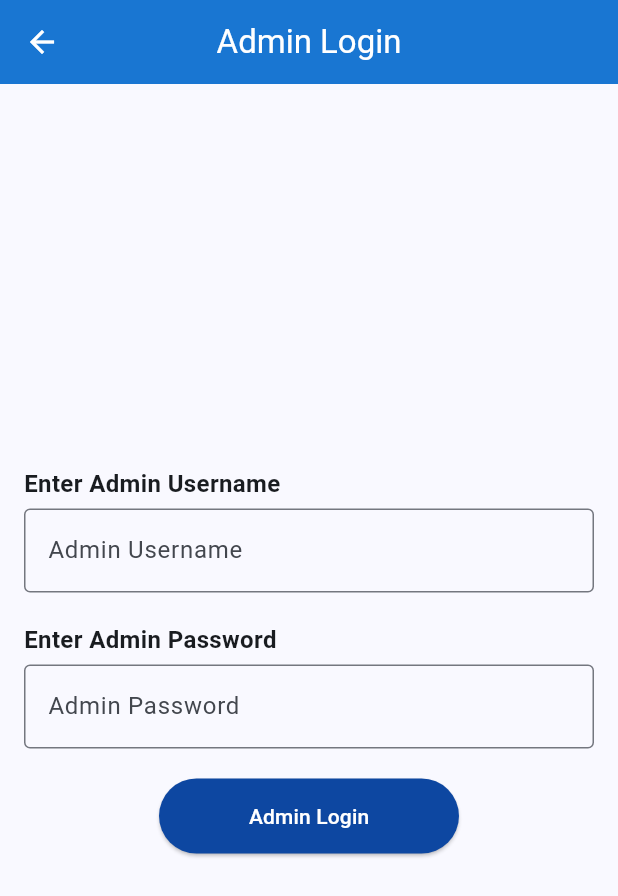
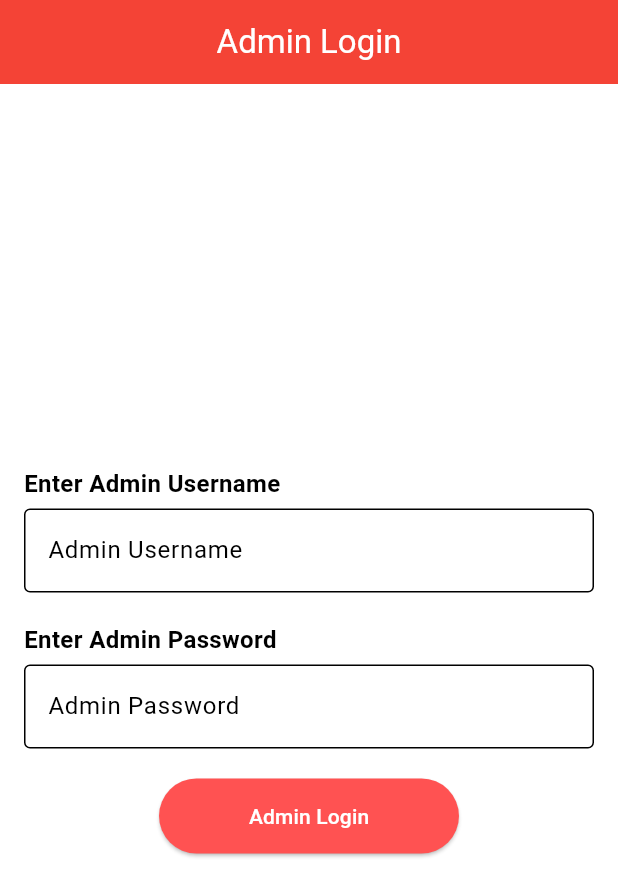
Before and after one commit to lakshannaveen/evotemobile, a Flutter app: the AdminLoginPage screen opened by its route, on a phone screen of 412 x 824 dp. Shown: the top 896 px of the screen. Run offline on Flutter 3.47's test engine with Material 3 defaults, Android fonts, the phone set to English and light mode, and no system bars.

Commit message:
admin page deisgned add
admin login designed add and theme dart file add admin theme

```diff
--- a/lib/config/theme.dart
+++ b/lib/config/theme.dart
@@ -22,4 +22,42 @@ class AppTheme {
       ),
     );
   }
+
+  // Admin Theme
+  static ThemeData get adminTheme {
+    return ThemeData(
+      colorScheme: ColorScheme.fromSeed(seedColor: Colors.red),
+      useMaterial3: true,
+      scaffoldBackgroundColor: Colors.white, // White background for admin
+      appBarTheme: const AppBarTheme(
+        backgroundColor: Colors.red, // Red app bar
+        foregroundColor: Colors.white,
+      ),
+      buttonTheme: const ButtonThemeData(
+        buttonColor: Colors.redAccent, // Red button
+        textTheme: ButtonTextTheme.primary,
+      ),
+      elevatedButtonTheme: ElevatedButtonThemeData(
+        style: ElevatedButton.styleFrom(
+          backgroundColor: Colors.redAccent, // Red button
+          foregroundColor: Colors.white,
+          minimumSize: const Size(200, 50),
+        ),
+      ),
+      inputDecorationTheme: const InputDecorationTheme(
+        border: OutlineInputBorder(),
+        focusedBorder: OutlineInputBorder(
+          borderSide: BorderSide(color: Colors.red), // Red border on focus
+        ),
+        enabledBorder: OutlineInputBorder(
+          borderSide: BorderSide(color: Colors.black), // Black border
+        ),
+        hintStyle: TextStyle(color: Colors.black), // Black placeholder text
+      ),
+      textTheme: const TextTheme(
+        bodyLarge: TextStyle(color: Colors.black),
+        bodyMedium: TextStyle(color: Colors.black),
+      ),
+    );
+  }
 }
--- a/lib/pages/admin_login_page.dart
+++ b/lib/pages/admin_login_page.dart
@@ -1,13 +1,14 @@
 import 'package:flutter/material.dart';
+import 'package:evoteapp/config/theme.dart';
 
 class AdminLoginPage extends StatefulWidget {
   const AdminLoginPage({super.key});
 
   @override
-  _AdminLoginPageState createState() => _AdminLoginPageState();
+  AdminLoginPageState createState() => AdminLoginPageState();
 }
 
-class _AdminLoginPageState extends State<AdminLoginPage> {
+class AdminLoginPageState extends State<AdminLoginPage> {
   final TextEditingController _adminController = TextEditingController();
   final TextEditingController _passwordController = TextEditingController();
   final GlobalKey<FormState> _formKey = GlobalKey<FormState>();
@@ -22,10 +23,13 @@ class _AdminLoginPageState extends State<AdminLoginPage> {
 
   @override
   Widget build(BuildContext context) {
-    return Scaffold(
+    return Theme(
+      data: AppTheme.adminTheme, // Apply the admin theme
+      child: Scaffold(
         appBar: AppBar(
           title: const Text('Admin Login'),
           centerTitle: true,
+          automaticallyImplyLeading: false, // This removes the back button
         ),
         body: Padding(
           padding: const EdgeInsets.all(16.0),
@@ -87,6 +91,7 @@ class _AdminLoginPageState extends State<AdminLoginPage> {
             ),
           ),
         ),
+      ),
     );
   }
 }
--- a/lib/pages/vote_login_page.dart
+++ b/lib/pages/vote_login_page.dart
@@ -4,10 +4,10 @@ class VoteLoginPage extends StatefulWidget {
   const VoteLoginPage({super.key});
 
   @override
-  _VoteLoginPageState createState() => _VoteLoginPageState();
+  VoteLoginPageState createState() => VoteLoginPageState(); // Remove underscore
 }
 
-class _VoteLoginPageState extends State<VoteLoginPage> {
+class VoteLoginPageState extends State<VoteLoginPage> {
   final TextEditingController _nicController = TextEditingController();
   final TextEditingController _passwordController = TextEditingController();
   final GlobalKey<FormState> _formKey = GlobalKey<FormState>();
```
Lines whose indentation alone changed are shown as unchanged.
